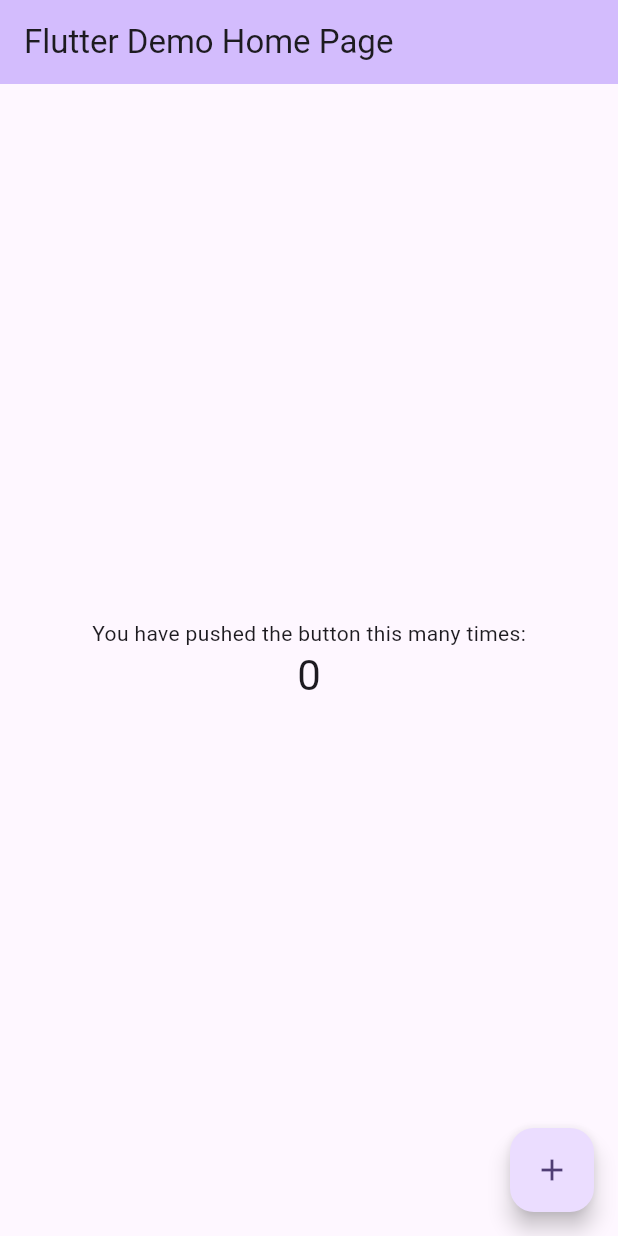
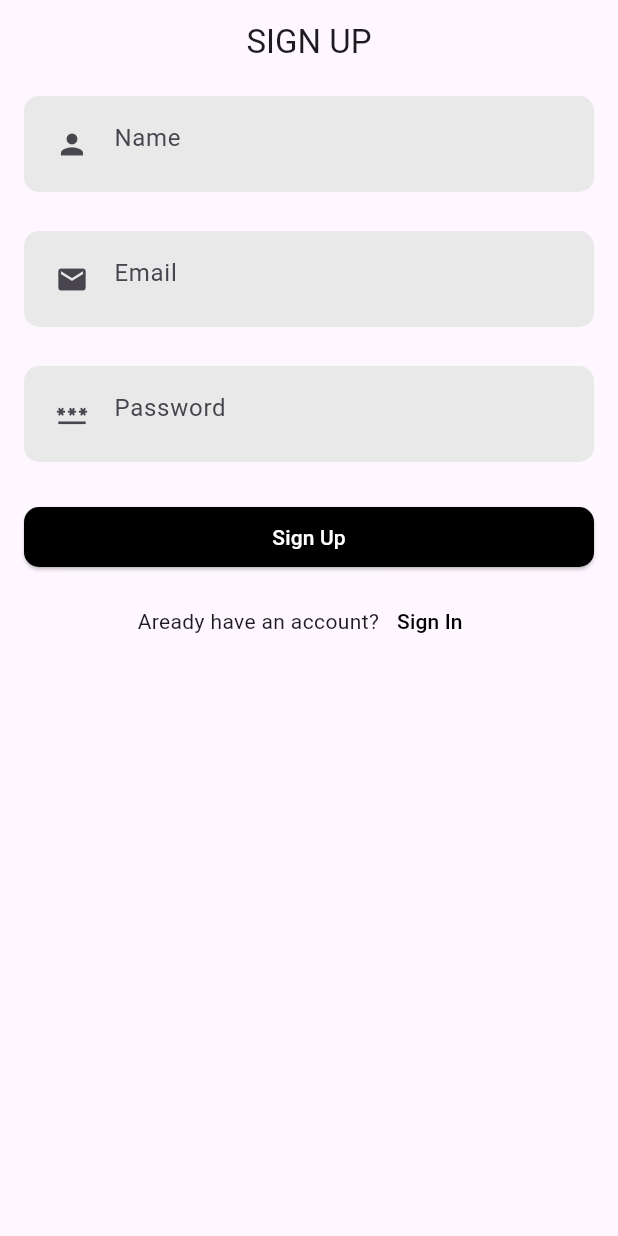
Before and after one commit to Varun-s-Apps/LeafNotes, a Flutter app: the screen it shows after launch, on a phone screen of 412 x 824 dp. Run offline on Flutter 3.47's test engine with Material 3 defaults, Android fonts, the light colour scheme and no system bars.

Commit message:
MVC Boiler Plate code

```diff
--- a/LeafNotes_Flutter/leaf_notes/lib/main.dart
+++ b/LeafNotes_Flutter/leaf_notes/lib/main.dart
@@ -1,4 +1,6 @@
 import 'package:flutter/material.dart';
+import 'package:leaf_notes/ui/sign_in_page.dart';
+import 'ui/sign_up_page.dart';
 
 void main() {
   runApp(const MyApp());
@@ -7,119 +9,17 @@
 class MyApp extends StatelessWidget {
   const MyApp({super.key});
 
-  // This widget is the root of your application.
   @override
   Widget build(BuildContext context) {
     return MaterialApp(
-      title: 'Flutter Demo',
+      title: 'Leaf Notes',
       theme: ThemeData(
-        // This is the theme of your application.
-        //
-        // TRY THIS: Try running your application with "flutter run". You'll see
-        // the application has a purple toolbar. Then, without quitting the app,
-        // try changing the seedColor in the colorScheme below to Colors.green
-        // and then invoke "hot reload" (save your changes or press the "hot
-        // reload" button in a Flutter-supported IDE, or press "r" if you used
-        // the command line to start the app).
-        //
-        // Notice that the counter didn't reset back to zero; the application
-        // state is not lost during the reload. To reset the state, use hot
-        // restart instead.
-        //
-        // This works for code too, not just values: Most code changes can be
-        // tested with just a hot reload.
         colorScheme: ColorScheme.fromSeed(seedColor: Colors.deepPurple),
         useMaterial3: true,
       ),
-      home: const MyHomePage(title: 'Flutter Demo Home Page'),
+      home: const SignUpPage()
+      // home: const SignInPage()
+
     );
   }
 }
-
-class MyHomePage extends StatefulWidget {
-  const MyHomePage({super.key, required this.title});
-
-  // This widget is the home page of your application. It is stateful, meaning
-  // that it has a State object (defined below) that contains fields that affect
-  // how it looks.
-
-  // This class is the configuration for the state. It holds the values (in this
-  // case the title) provided by the parent (in this case the App widget) and
-  // used by the build method of the State. Fields in a Widget subclass are
-  // always marked "final".
-
-  final String title;
-
-  @override
-  State<MyHomePage> createState() => _MyHomePageState();
-}
-
-class _MyHomePageState extends State<MyHomePage> {
-  int _counter = 0;
-
-  void _incrementCounter() {
-    setState(() {
-      // This call to setState tells the Flutter framework that something has
-      // changed in this State, which causes it to rerun the build method below
-      // so that the display can reflect the updated values. If we changed
-      // _counter without calling setState(), then the build method would not be
-      // called again, and so nothing would appear to happen.
-      _counter++;
-    });
-  }
-
-  @override
-  Widget build(BuildContext context) {
-    // This method is rerun every time setState is called, for instance as done
-    // by the _incrementCounter method above.
-    //
-    // The Flutter framework has been optimized to make rerunning build methods
-    // fast, so that you can just rebuild anything that needs updating rather
-    // than having to individually change instances of widgets.
-    return Scaffold(
-      appBar: AppBar(
-        // TRY THIS: Try changing the color here to a specific color (to
-        // Colors.amber, perhaps?) and trigger a hot reload to see the AppBar
-        // change color while the other colors stay the same.
-        backgroundColor: Theme.of(context).colorScheme.inversePrimary,
-        // Here we take the value from the MyHomePage object that was created by
-        // the App.build method, and use it to set our appbar title.
-        title: Text(widget.title),
-      ),
-      body: Center(
-        // Center is a layout widget. It takes a single child and positions it
-        // in the middle of the parent.
-        child: Column(
-          // Column is also a layout widget. It takes a list of children and
-          // arranges them vertically. By default, it sizes itself to fit its
-          // children horizontally, and tries to be as tall as its parent.
-          //
-          // Column has various properties to control how it sizes itself and
-          // how it positions its children. Here we use mainAxisAlignment to
-          // center the children vertically; the main axis here is the vertical
-          // axis because Columns are vertical (the cross axis would be
-          // horizontal).
-          //
-          // TRY THIS: Invoke "debug painting" (choose the "Toggle Debug Paint"
-          // action in the IDE, or press "p" in the console), to see the
-          // wireframe for each widget.
-          mainAxisAlignment: MainAxisAlignment.center,
-          children: <Widget>[
-            const Text(
-              'You have pushed the button this many times:',
-            ),
-            Text(
-              '$_counter',
-              style: Theme.of(context).textTheme.headlineMedium,
-            ),
-          ],
-        ),
-      ),
-      floatingActionButton: FloatingActionButton(
-        onPressed: _incrementCounter,
-        tooltip: 'Increment',
-        child: const Icon(Icons.add),
-      ), // This trailing comma makes auto-formatting nicer for build methods.
-    );
-  }
-}
--- /dev/null
+++ b/LeafNotes_Flutter/leaf_notes/lib/router/page_const.dart
@@ -0,0 +1,6 @@
+class PageConstanats{
+
+  static const signUpPage = 'signUpPage';
+  static const signInPage = 'signInPage';
+
+}
--- /dev/null
+++ b/LeafNotes_Flutter/leaf_notes/lib/ui/sign_in_page.dart
@@ -0,0 +1,53 @@
+import 'package:flutter/material.dart';
+
+import 'widgets/d_button.dart';
+import 'widgets/d_gap.dart';
+import 'widgets/d_text_field.dart';
+
+class SignInPage extends StatefulWidget {
+  const SignInPage({super.key});
+
+  @override
+  State<SignInPage> createState() => _SignInPageState();
+}
+
+class _SignInPageState extends State<SignInPage> {
+
+  TextEditingController _emailController =  TextEditingController();
+  TextEditingController _passwordController =  TextEditingController();
+
+  @override
+  //TO PREVENT MEMORY LEAKAGE
+  void dispose() {
+    _emailController.dispose();
+    _passwordController.dispose();
+    super.dispose();
+  }
+  @override
+  Widget build(BuildContext context) {
+    return  Scaffold(
+      appBar: AppBar(title: Text("SIGN IN"), centerTitle: true,),
+      body: Center(
+        child: Column(
+          children: [
+            DTextField(hintText: "Email", controller: _emailController, icon: Icons.email),
+            const DGap(),
+            DTextField(hintText: "Password", controller: _passwordController, icon: Icons.password, obscureText: true,),
+            const DGap(),
+            DButton(text: "Sign Up", onPressed: () {
+
+
+              print("Signed In ${_emailController.value.text}");
+              print("E-mail: ${_emailController.value.text}");
+              print("Password: ${_passwordController.value.text}");
+
+
+              }),
+
+          ],
+        ),
+      ),
+
+    );
+  }
+}
--- /dev/null
+++ b/LeafNotes_Flutter/leaf_notes/lib/ui/sign_up_page.dart
@@ -0,0 +1,75 @@
+import 'package:flutter/material.dart';
+import 'package:leaf_notes/ui/sign_in_page.dart';
+import 'package:leaf_notes/ui/widgets/d_button.dart';
+import 'package:leaf_notes/ui/widgets/d_gap.dart';
+import 'package:leaf_notes/ui/widgets/d_text_field.dart';
+import 'package:leaf_notes/utils/constants/colors.dart';
+
+class SignUpPage extends StatefulWidget {
+  const SignUpPage({super.key});
+
+  @override
+  State<SignUpPage> createState() => _SignUpPageState();
+}
+
+class _SignUpPageState extends State<SignUpPage> {
+  TextEditingController _nameController =  TextEditingController();
+  TextEditingController _emailController =  TextEditingController();
+  TextEditingController _passwordController =  TextEditingController();
+
+  @override
+  //TO PREVENT MEMORY LEAKAGE
+  void dispose() {
+    _emailController.dispose();
+    _passwordController.dispose();
+    super.dispose();
+  }
+
+
+
+  @override
+  Widget build(BuildContext context) {
+
+    return Scaffold(
+      appBar: AppBar(title: Text("SIGN UP"), centerTitle: true,),
+      body: Center(
+        child: Column(
+          children: [
+            DTextField(hintText: "Name", controller: _nameController, icon: Icons.person),
+            const DGap(),
+            DTextField(hintText: "Email", controller: _emailController, icon: Icons.email),
+            const DGap(),
+            DTextField(hintText: "Password", controller: _passwordController, icon: Icons.password, obscureText: true,),
+            const DGap(),
+            DButton(text: "Sign Up", onPressed: () {
+
+
+              print("Signed Up ${_nameController.value.text}");
+              print("E-mail: " + _emailController.value.text);
+              print("Password: " +_passwordController.value.text);
+
+
+              }),
+
+              Row(
+                mainAxisAlignment: MainAxisAlignment.center,
+                children: [
+                  Text("Aready have an account?"),
+                  DGap(isHorizontal: true,),
+                  TextButton(onPressed: (){
+                    Navigator.push(context, MaterialPageRoute(builder: (context) => SignInPage()));
+                  }, child: Text("Sign In", style: TextStyle(color: dPrimaryColor),)),
+                ],
+              )
+
+          ],
+        ),
+      ),
+
+    );
+
+
+
+
+  }
+}
--- /dev/null
+++ b/LeafNotes_Flutter/leaf_notes/lib/ui/widgets/d_button.dart
@@ -0,0 +1,40 @@
+import 'package:flutter/material.dart';
+import 'package:leaf_notes/utils/constants/colors.dart';
+import 'package:leaf_notes/utils/constants/sizes.dart';
+
+class DButton extends StatelessWidget {
+  final String text;
+  final double? borderRadius;
+  final VoidCallback? onPressed;
+
+  const DButton({
+    super.key,
+    required this.text,
+    required this.onPressed,
+    this.borderRadius = dBorderRadius,
+
+  });
+
+  @override
+  Widget build(BuildContext context) {
+    return  Padding(
+      padding: const EdgeInsets.symmetric(horizontal: dPadding*2, vertical: dPadding),
+      child: SizedBox(
+
+        width: double.infinity,
+        child: ElevatedButton(
+          onPressed: onPressed,
+          style: ElevatedButton.styleFrom(
+            backgroundColor: dPrimaryColor,
+            foregroundColor: dOnPrimaryColor,
+            shape: RoundedRectangleBorder(borderRadius: BorderRadius.circular(dBorderRadius))
+          ),
+          //  CHILD COMPONENT
+          child: Text(text),
+
+
+        ),
+      ),
+    );
+  }
+}
--- /dev/null
+++ b/LeafNotes_Flutter/leaf_notes/lib/ui/widgets/d_gap.dart
@@ -0,0 +1,24 @@
+import 'package:flutter/material.dart';
+import 'package:leaf_notes/utils/constants/sizes.dart';
+
+class DGap extends StatelessWidget {
+
+  final double? gap;
+  final bool? isHorizontal;
+
+
+  const DGap({
+    super.key,
+    this.gap = dMargin,
+    this.isHorizontal = false
+
+  });
+
+  @override
+  Widget build(BuildContext context) {
+    return  SizedBox(
+      height: isHorizontal! ? 0.0 : gap,
+      width: !isHorizontal! ? gap: 0.0,
+    );
+  }
+}
--- /dev/null
+++ b/LeafNotes_Flutter/leaf_notes/lib/ui/widgets/d_text_field.dart
@@ -0,0 +1,43 @@
+import 'package:flutter/material.dart';
+import 'package:leaf_notes/utils/constants/colors.dart';
+import 'package:leaf_notes/utils/constants/sizes.dart';
+
+class DTextField extends StatelessWidget {
+  final String hintText;
+  final double? borderRadius;
+  final IconData? icon;
+  final double? iconSize;
+  final TextEditingController controller;
+  final bool? obscureText;
+
+  const DTextField(
+      {super.key,
+      required this.hintText,
+      this.borderRadius = dBorderRadius,
+      this.icon ,
+      this.iconSize = dIconSize ,
+      required this.controller,
+      this.obscureText = false});
+
+  @override
+  Widget build(BuildContext context) {
+    return Container(
+      margin: const EdgeInsets.symmetric(horizontal: dPadding*2, vertical: dPadding),
+      padding: const EdgeInsets.all(dPadding),
+      decoration: BoxDecoration(
+        borderRadius: BorderRadius.circular(borderRadius!),
+        color: dAccent
+      ),
+      child: TextField(
+        controller: controller,
+        obscureText: obscureText!,
+        decoration: InputDecoration(
+
+          prefixIcon: Icon(icon, size: iconSize),
+          hintText: hintText,
+          border: InputBorder.none,
+        ),
+      ),
+    );
+  }
+}
--- /dev/null
+++ b/LeafNotes_Flutter/leaf_notes/lib/utils/constants/colors.dart
@@ -0,0 +1,10 @@
+import 'package:flutter/material.dart';
+
+//DEFAULT APP COLORS
+const dPrimaryColor = Colors.black;
+const dOnPrimaryColor = Colors.white;
+const dAccent = Color.fromARGB(255, 233, 233, 233);
+
+
+//DEFINITE COLORS
+const dOffWhiteColor = Color.fromARGB(255, 255, 254, 244);
--- /dev/null
+++ b/LeafNotes_Flutter/leaf_notes/lib/utils/constants/sizes.dart
@@ -0,0 +1,6 @@
+const double dPadding = 8.0;
+const double dMargin = 10.0;
+const double dBorderRadius = 10.0;
+
+
+const double dIconSize = 22.0;
```
Also changed, not shown: LeafNotes_Flutter/leaf_notes/lib/router/on_generate_route.dart (added), 11 other files.
